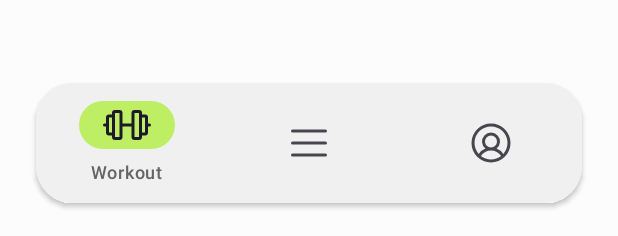
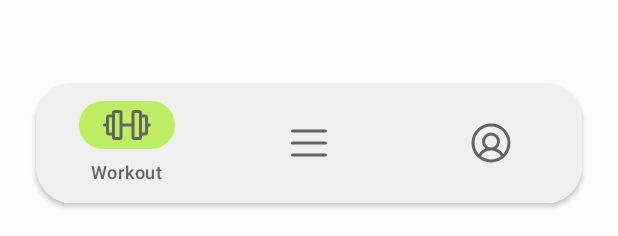
Before and after one commit to eoisaac/wod, an Android app: the layout activity_main.xml on its own in the app's theme, with its tools: preview values and no code run, on a phone screen of 412 x 824 dp. Shown: the part 997-1233 px from the top of the screen. Run offline under Robolectric (Android 15) with nearby library versions, the light colour scheme and no system bars.

Commit message:
fix: bottom navigation color contrast

```diff
--- a/app/src/main/res/layout/activity_main.xml
+++ b/app/src/main/res/layout/activity_main.xml
@@ -36,8 +36,9 @@
                 app:labelVisibilityMode="selected"
                 android:background="@color/gray_3"
                 app:itemTextColor="@color/gray_11"
-                app:itemRippleColor="@color/lime_4"
+                app:itemRippleColor="@color/lime_10"
                 app:itemIconSize="32dp"
+                app:itemIconTint="@color/gray_11"
                 app:itemActiveIndicatorStyle="@style/App.Custom.Indicator"
                 app:itemTextAppearanceActiveBoldEnabled="false"
                 app:layout_constraintStart_toStartOf="parent"
--- a/app/src/main/res/menu/bottom_nav.xml
+++ b/app/src/main/res/menu/bottom_nav.xml
@@ -5,13 +5,11 @@
             android:icon="@drawable/barbell_icon"
             android:title="@string/bottom_nav_workout"
     />
-
     <item
             android:id="@+id/navigation_exercises"
             android:icon="@drawable/list_icon"
             android:title="@string/bottom_nav_exercises"
     />
-
     <item
             android:id="@+id/navigation_profile"
             android:icon="@drawable/user_circle_icon"
--- a/app/src/main/res/values-night/colors.xml
+++ b/app/src/main/res/values-night/colors.xml
@@ -89,6 +89,6 @@
     <color name="gray_12">#ffeeeeee</color>
 
     <!-- Neutral -->
-    <color name="black">#ffffffff</color>
-    <color name="white">#ff000000</color>
+    <color name="black">#ff000000</color>
+    <color name="white">#ffffffff</color>
 </resources>
--- a/app/src/main/res/values-night/themes.xml
+++ b/app/src/main/res/values-night/themes.xml
@@ -8,7 +8,7 @@
         <item name="colorSecondaryVariant">@color/iris_10</item>
         <item name="colorOnSecondary">@color/gray_12</item>
 
-        <item name="android:statusBarColor" >@color/lime_9</item>
+        <item name="android:statusBarColor" >@color/gray_1</item>
         <item name="android:windowBackground">@color/gray_1</item>
     </style>
 
--- a/app/src/main/res/values/colors.xml
+++ b/app/src/main/res/values/colors.xml
@@ -87,6 +87,6 @@
     <color name="gray_12">#ff202020</color>
 
     <!-- Neutral -->
-    <color name="black">#ffffffff</color>
-    <color name="white">#ff000000</color>
+    <color name="black">#ff000000</color>
+    <color name="white">#ffffffff</color>
 </resources>
--- a/app/src/main/res/values/themes.xml
+++ b/app/src/main/res/values/themes.xml
@@ -8,7 +8,7 @@
         <item name="colorSecondaryVariant">@color/iris_10</item>
         <item name="colorOnSecondary">@color/gray_12</item>
 
-        <item name="android:statusBarColor" >@color/lime_9</item>
+        <item name="android:statusBarColor" >@color/gray_1</item>
         <item name="android:windowBackground">@color/gray_1</item>
     </style>
 
```
